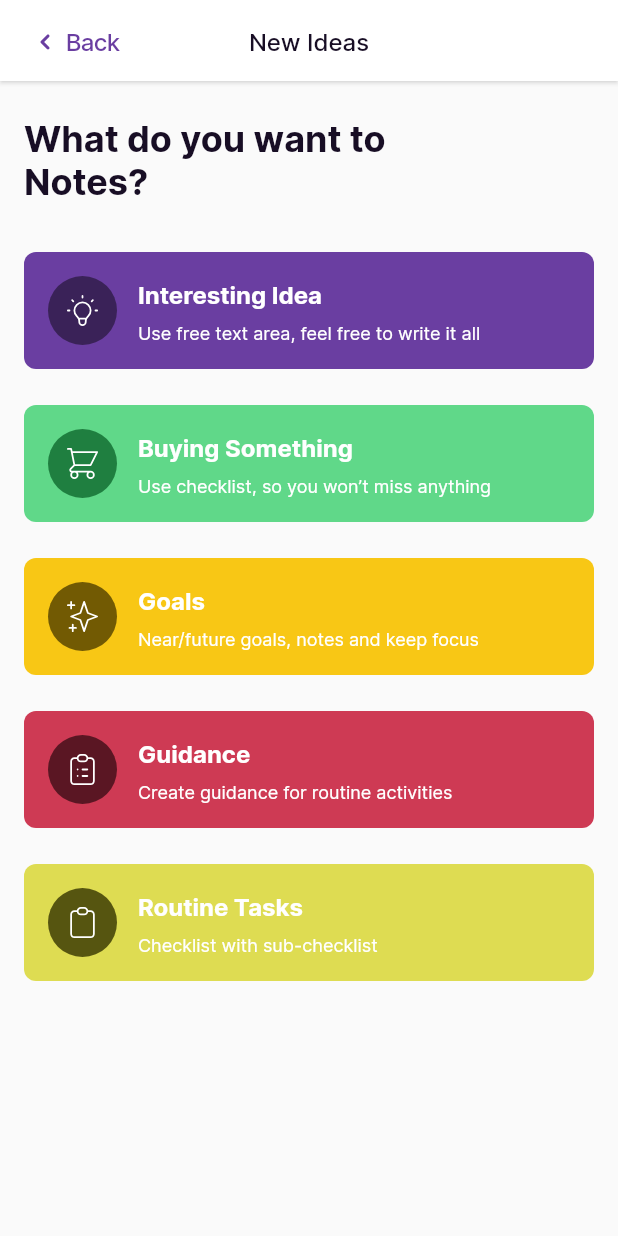
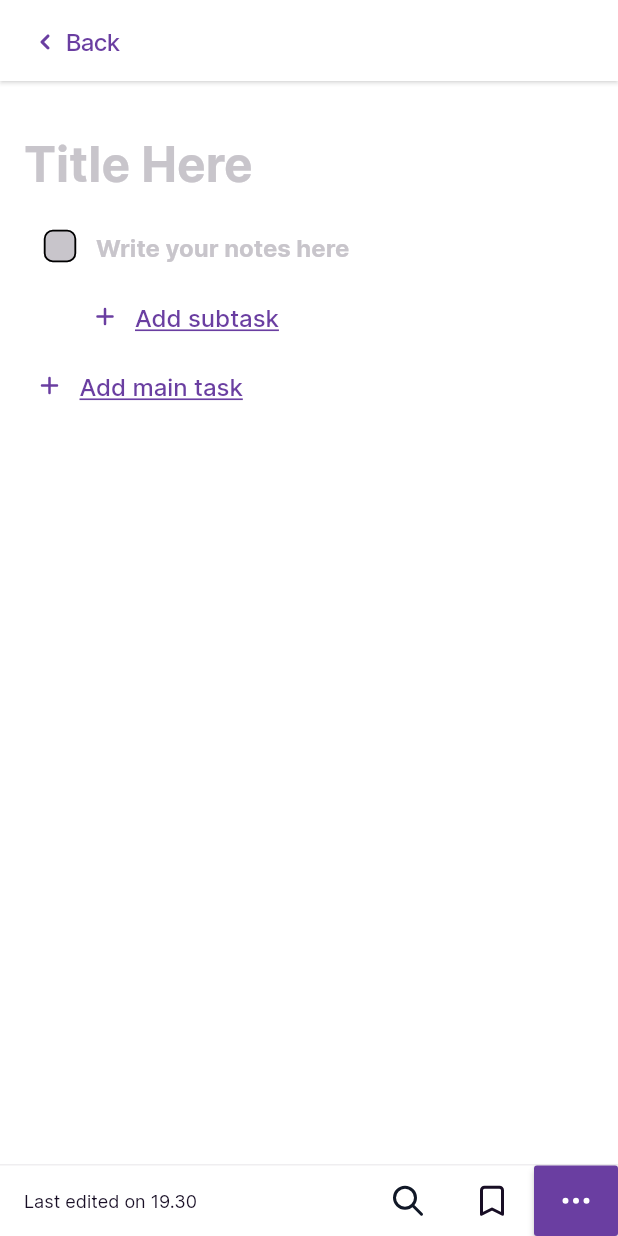
Before and after one commit to iamtechieboy/note_app, a Flutter app: the CreateNewIdeasPage screen opened by its route, after a tap on "Goals", on a phone screen of 412 x 824 dp. Run offline on Flutter 3.47's test engine with Material 2 defaults, Android fonts, the phone set to English and light mode, and no system bars; our stand-ins replace flutter_svg.

Commit message:
goals page

```diff
--- a/lib/config/constants/app_decoration.dart
+++ b/lib/config/constants/app_decoration.dart
@@ -1,6 +1,3 @@
-import 'package:flutter/material.dart';
-
-import 'app_colors.dart';
 //
 // abstract class AppDecoration {
 //   static BoxDecoration defDecor = BoxDecoration(
--- a/lib/main.dart
+++ b/lib/main.dart
@@ -1,4 +1,5 @@
 import 'package:flutter/material.dart';
+import 'package:note_app/presentation/pages/goals_idea/goals_page.dart';
 import 'package:note_app/presentation/routes/routes.dart';
 
 import 'config/theme/themes.dart';
@@ -23,6 +24,7 @@ class MyApp extends StatelessWidget {
       debugShowCheckedModeBanner: false,
       theme: Themes.lightTheme,
       onGenerateRoute: (setting) => Routes.generateRoutes(setting),
+      // home: const GoalsPage(),
     );
   }
 }
--- /dev/null
+++ b/lib/presentation/components/checkbox_add_subtask.dart
@@ -0,0 +1,65 @@
+import 'package:flutter/material.dart';
+import 'package:note_app/config/constants/app_colors.dart';
+import 'package:note_app/config/constants/app_text_style.dart';
+
+class CheckBoxSubtaskWidget extends StatefulWidget {
+  const CheckBoxSubtaskWidget({super.key});
+
+  @override
+  State<CheckBoxSubtaskWidget> createState() => _CheckBoxSubtaskWidgetState();
+}
+
+class _CheckBoxSubtaskWidgetState extends State<CheckBoxSubtaskWidget> {
+  bool isChecked = false;
+  @override
+  Widget build(BuildContext context) {
+    return Padding(
+      padding: const EdgeInsets.only(
+        left: 30,
+        top: 5,
+      ),
+      child: Row(
+        crossAxisAlignment: CrossAxisAlignment.center,
+        children: [
+          Transform.scale(
+            scale: 1.2,
+            child: Checkbox(
+              value: isChecked,
+              onChanged: (value) {
+                setState(() {
+                  isChecked = value!;
+                });
+              },
+              shape: RoundedRectangleBorder(
+                borderRadius: BorderRadius.circular(5),
+              ),
+              side: const BorderSide(
+                width: 1,
+              ),
+              fillColor: MaterialStatePropertyAll(AppColors.neutralColor.baseGrey),
+            ),
+          ),
+          Expanded(
+            child: Padding(
+              padding: const EdgeInsets.only(bottom: 3),
+              child: TextField(
+                style: AppTextStyle.boldBase,
+                maxLines: 2,
+                minLines: 1,
+                keyboardType: TextInputType.multiline,
+                autocorrect: false,
+                decoration: InputDecoration(
+                  border: InputBorder.none,
+                  hintText: "Write your notes here",
+                  hintStyle: AppTextStyle.boldBase.copyWith(
+                    color: AppColors.neutralColor.baseGrey,
+                  ),
+                ),
+              ),
+            ),
+          ),
+        ],
+      ),
+    );
+  }
+}
--- /dev/null
+++ b/lib/presentation/components/checkbox_component.dart
@@ -0,0 +1,93 @@
+import 'package:flutter/material.dart';
+import 'package:flutter_svg/flutter_svg.dart';
+import 'package:note_app/config/constants/app_colors.dart';
+import 'package:note_app/config/constants/app_text_style.dart';
+import 'package:note_app/presentation/components/checkbox_add_subtask.dart';
+
+class CheckBoxesWidget extends StatefulWidget {
+  const CheckBoxesWidget({super.key});
+
+  @override
+  State<CheckBoxesWidget> createState() => _CheckBoxesWidgetState();
+}
+
+class _CheckBoxesWidgetState extends State<CheckBoxesWidget> {
+  bool isChecked = false;
+  List<CheckBoxSubtaskWidget> checkNote = [];
+  @override
+  Widget build(BuildContext context) {
+    return Column(
+      children: [
+        Row(
+          crossAxisAlignment: CrossAxisAlignment.center,
+          children: [
+            Transform.scale(
+              scale: 1.2,
+              child: Checkbox(
+                value: isChecked,
+                onChanged: (value) {
+                  setState(() {
+                    isChecked = value!;
+                  });
+                },
+                shape: RoundedRectangleBorder(
+                  borderRadius: BorderRadius.circular(5),
+                ),
+                side: const BorderSide(
+                  width: 1,
+                ),
+                fillColor: MaterialStatePropertyAll(AppColors.neutralColor.baseGrey),
+              ),
+            ),
+            Expanded(
+              child: TextField(
+                style: AppTextStyle.boldBase,
+                maxLines: 2,
+                minLines: 1,
+                keyboardType: TextInputType.multiline,
+                autocorrect: false,
+                decoration: InputDecoration(
+                  border: InputBorder.none,
+                  hintText: "Write your notes here",
+                  hintStyle: AppTextStyle.boldBase.copyWith(
+                    color: AppColors.neutralColor.baseGrey,
+                  ),
+                ),
+              ),
+            ),
+          ],
+        ),
+        ...checkNote,
+        InkWell(
+          onTap: () {
+            checkNote.add(CheckBoxSubtaskWidget());
+            setState(() {});
+          },
+          child: Container(
+            height: 46,
+            padding: const EdgeInsets.only(left: 44),
+            child: Row(
+              children: [
+                SvgPicture.asset(
+                  "assets/icons/plus.svg",
+                  height: 20,
+                  width: 20,
+                  color: AppColors.primaryColor.base,
+                ),
+                const SizedBox(
+                  width: 10,
+                ),
+                Text(
+                  "Add subtask",
+                  style: AppTextStyle.mediumBase
+                      .copyWith(decoration: TextDecoration.underline, color: AppColors.primaryColor.base),
+                ),
+              ],
+            ),
+          ),
+        ),
+      ],
+    );
+    ;
+  }
+}
--- a/lib/presentation/components/navigation_button.dart
+++ b/lib/presentation/components/navigation_button.dart
@@ -1,7 +1,5 @@
 import 'package:flutter/material.dart';
 import 'package:flutter_svg/flutter_svg.dart';
-import 'package:note_app/config/constants/assets.dart';
-
 import '../../config/constants/app_colors.dart';
 import '../../config/constants/app_text_style.dart';
 
--- /dev/null
+++ b/lib/presentation/pages/goals_idea/goals_page.dart
@@ -0,0 +1,98 @@
+import 'package:flutter/material.dart';
+import 'package:flutter_svg/flutter_svg.dart';
+import 'package:note_app/config/constants/app_colors.dart';
+import 'package:note_app/config/constants/app_text_style.dart';
+import 'package:note_app/presentation/components/bottom_task_bar.dart';
+import 'package:note_app/presentation/components/checkbox_component.dart';
+import 'package:note_app/presentation/components/custom_app_bar.dart';
+
+class GoalsPage extends StatefulWidget {
+  const GoalsPage({super.key});
+
+  @override
+  State<GoalsPage> createState() => _GoalsPageState();
+}
+
+class _GoalsPageState extends State<GoalsPage> {
+  List<CheckBoxesWidget> noteList = [CheckBoxesWidget()];
+
+  bool isChecked = false;
+  @override
+  Widget build(BuildContext context) {
+    Size size = MediaQuery.of(context).size;
+    return Scaffold(
+      backgroundColor: AppColors.neutralColor.white,
+      appBar: const CustomAppBar(),
+      body: Column(
+        mainAxisAlignment: MainAxisAlignment.spaceBetween,
+        children: [
+          Expanded(
+            child: SingleChildScrollView(
+              child: Padding(
+                padding: const EdgeInsets.symmetric(
+                  horizontal: 16,
+                  vertical: 24,
+                ),
+                child: Column(
+                  children: [
+                    SizedBox(
+                      width: size.width - 32,
+                      child: Flexible(
+                        child: TextFormField(
+                          style: AppTextStyle.bold2Xl,
+                          maxLines: null,
+                          minLines: null,
+                          keyboardType: TextInputType.multiline,
+                          autocorrect: false,
+                          decoration: InputDecoration(
+                            border: InputBorder.none,
+                            hintText: "Title Here",
+                            hintStyle: AppTextStyle.bold2Xl.copyWith(
+                              color: AppColors.neutralColor.baseGrey,
+                            ),
+                          ),
+                        ),
+                      ),
+                    ),
+                    ...noteList,
+                    Container(
+                      height: 46,
+                      padding: const EdgeInsets.only(left: 7),
+                      child: InkWell(
+                        onTap: () {
+                          noteList.add(CheckBoxesWidget());
+                          setState(() {});
+                        },
+                        child: Row(
+                          children: [
+                            SvgPicture.asset(
+                              "assets/icons/plus.svg",
+                              height: 20,
+                              width: 20,
+                              color: AppColors.primaryColor.base,
+                            ),
+                            const SizedBox(
+                              width: 10,
+                            ),
+                            Text(
+                              "Add main task",
+                              style: AppTextStyle.mediumBase.copyWith(
+                                decoration: TextDecoration.underline,
+                                color: AppColors.primaryColor.base,
+                              ),
+                            ),
+                          ],
+                        ),
+                      ),
+                    ),
+                  ],
+                ),
+              ),
+            ),
+          ),
+          const BottomTaskBar(),
+        ],
+      ),
+    );
+  }
+}
--- a/lib/presentation/pages/home/home_page.dart
+++ b/lib/presentation/pages/home/home_page.dart
@@ -1,12 +1,8 @@
-import 'dart:async';
-import 'dart:isolate';
-
 import 'package:flutter/material.dart';
 import 'package:flutter_svg/flutter_svg.dart';
 import 'package:note_app/config/constants/app_colors.dart';
 import 'package:note_app/config/constants/app_text_style.dart';
 import 'package:note_app/config/constants/assets.dart';
-import 'package:note_app/presentation/components/navigation_button.dart';
 import 'package:note_app/presentation/routes/routes.dart';
 import 'package:note_app/presentation/widgets/home_bottom_nav_bar.dart';
 
--- a/lib/presentation/pages/interesting_idea/add_interesting_idea_page.dart
+++ b/lib/presentation/pages/interesting_idea/add_interesting_idea_page.dart
@@ -1,5 +1,4 @@
 import 'package:flutter/material.dart';
-import 'package:flutter_svg/flutter_svg.dart';
 import 'package:note_app/config/constants/app_text_style.dart';
 import 'package:note_app/presentation/components/bottom_task_bar.dart';
 import 'package:note_app/presentation/components/custom_app_bar.dart';
--- a/lib/presentation/pages/new_idea/create_new_idea_page.dart
+++ b/lib/presentation/pages/new_idea/create_new_idea_page.dart
@@ -53,7 +53,9 @@ class CreateNewIdeasPage extends StatelessWidget {
               icon: Assets.icons.goals,
               iconBackground: AppColors.waringColors.dark,
               cardBackground: AppColors.waringColors.base,
-              onTap: () {},
+              onTap: () {
+                Navigator.pushNamed(context, Routes.goalsPage);
+              },
             ),
             NewIdeasButton(
               title: "Guidance",
--- a/lib/presentation/routes/routes.dart
+++ b/lib/presentation/routes/routes.dart
@@ -1,4 +1,5 @@
 import 'package:flutter/material.dart';
+import 'package:note_app/presentation/pages/goals_idea/goals_page.dart';
 import 'package:note_app/presentation/pages/home/home_page.dart';
 import 'package:note_app/presentation/pages/interesting_idea/add_interesting_idea_page.dart';
 import 'package:note_app/presentation/pages/new_idea/create_new_idea_page.dart';
@@ -7,11 +8,11 @@ class Routes {
   static const mainPage = '/';
   static const newIdeaPage = '/createNewIdeaPage';
   static const interestingIdeaPage = '/interestingIdeaPage';
+  static const goalsPage = '/goalsPage';
 
   static Route<dynamic> generateRoutes(RouteSettings settings) {
     try {
-      final Map<String, dynamic>? args =
-          settings.arguments as Map<String, dynamic>?;
+      final Map<String, dynamic>? args = settings.arguments as Map<String, dynamic>?;
       args ?? <String, dynamic>{};
       switch (settings.name) {
         case mainPage:
@@ -26,6 +27,11 @@ class Routes {
           return MaterialPageRoute(
             builder: (_) => const AddInterestingIdeaPage(),
           );
+        case goalsPage:
+          return MaterialPageRoute(
+            builder: (_) => const GoalsPage(),
+          );
+
         default:
           return MaterialPageRoute(
             settings: settings,
```
Also changed, not shown: lib/config/constants/app_text_style.dart (+26 -0 lines), pubspec.lock.
